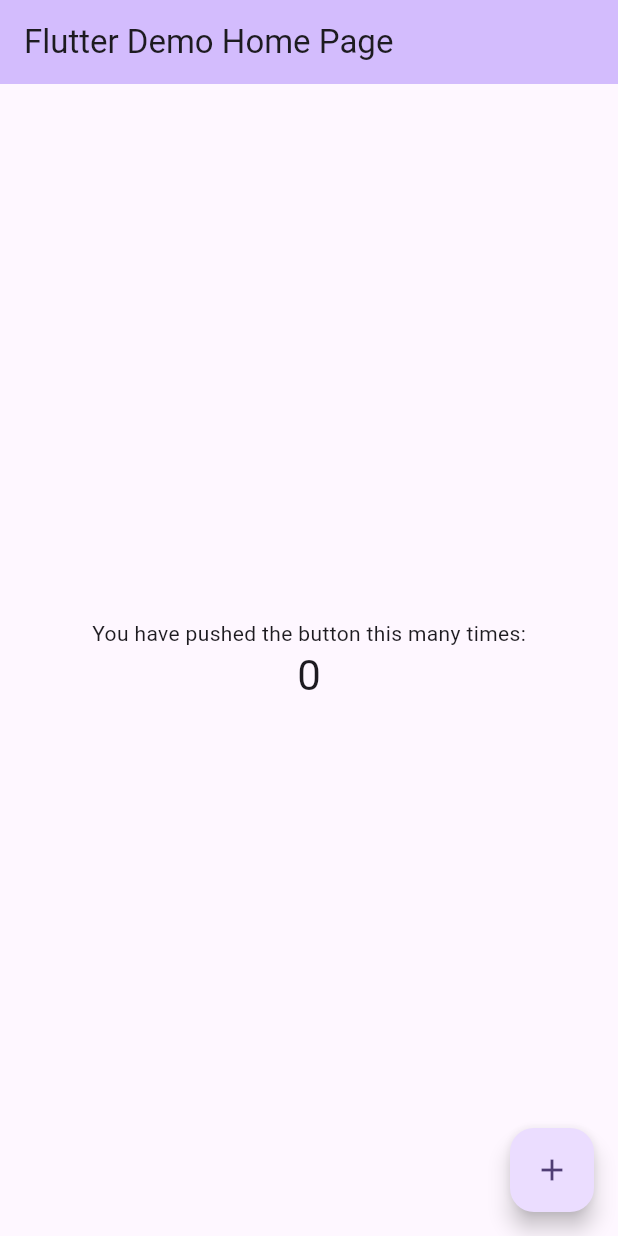
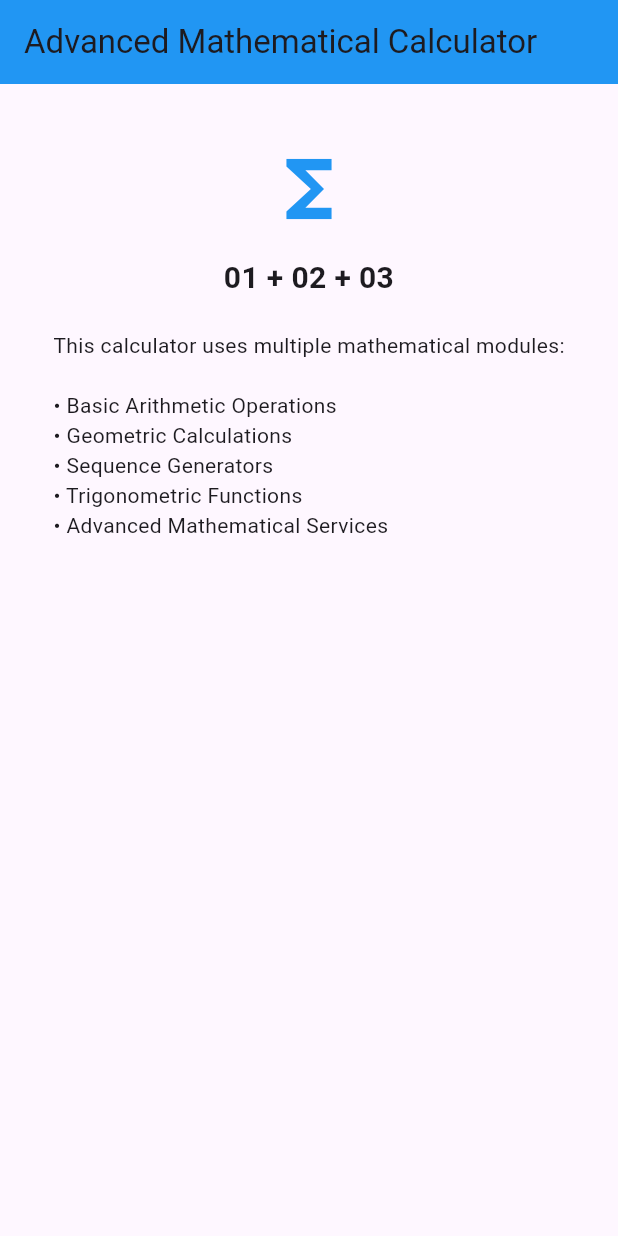
Before and after one commit to TonSit702/my-first-app, a Flutter app: the screen it shows after launch, on a phone screen of 412 x 824 dp. Run offline on Flutter 3.47's test engine with Material 3 defaults, Android fonts, the phone set to English and light mode, and no system bars.

Commit message:
Update app.

```diff
--- a/lib/main.dart
+++ b/lib/main.dart
@@ -1,122 +1,18 @@
 import 'package:flutter/material.dart';
+import 'screens/calculator_screen.dart';
 
 void main() {
-  runApp(const MyApp());
+  runApp(MyApp());
 }
 
 class MyApp extends StatelessWidget {
-  const MyApp({super.key});
-
-  // This widget is the root of your application.
   @override
   Widget build(BuildContext context) {
     return MaterialApp(
-      title: 'Flutter Demo',
-      theme: ThemeData(
-        // This is the theme of your application.
-        //
-        // TRY THIS: Try running your application with "flutter run". You'll see
-        // the application has a purple toolbar. Then, without quitting the app,
-        // try changing the seedColor in the colorScheme below to Colors.green
-        // and then invoke "hot reload" (save your changes or press the "hot
-        // reload" button in a Flutter-supported IDE, or press "r" if you used
-        // the command line to start the app).
-        //
-        // Notice that the counter didn't reset back to zero; the application
-        // state is not lost during the reload. To reset the state, use hot
-        // restart instead.
-        //
-        // This works for code too, not just values: Most code changes can be
-        // tested with just a hot reload.
-        colorScheme: ColorScheme.fromSeed(seedColor: Colors.deepPurple),
-      ),
-      home: const MyHomePage(title: 'Flutter Demo Home Page'),
+      debugShowCheckedModeBanner: false,
+      title: 'Math Calculator',
+      theme: ThemeData(primarySwatch: Colors.blue),
+      home: CalculatorScreen(),
     );
   }
 }
-
-class MyHomePage extends StatefulWidget {
-  const MyHomePage({super.key, required this.title});
-
-  // This widget is the home page of your application. It is stateful, meaning
-  // that it has a State object (defined below) that contains fields that affect
-  // how it looks.
-
-  // This class is the configuration for the state. It holds the values (in this
-  // case the title) provided by the parent (in this case the App widget) and
-  // used by the build method of the State. Fields in a Widget subclass are
-  // always marked "final".
-
-  final String title;
-
-  @override
-  State<MyHomePage> createState() => _MyHomePageState();
-}
-
-class _MyHomePageState extends State<MyHomePage> {
-  int _counter = 0;
-
-  void _incrementCounter() {
-    setState(() {
-      // This call to setState tells the Flutter framework that something has
-      // changed in this State, which causes it to rerun the build method below
-      // so that the display can reflect the updated values. If we changed
-      // _counter without calling setState(), then the build method would not be
-      // called again, and so nothing would appear to happen.
-      _counter++;
-    });
-  }
-
-  @override
-  Widget build(BuildContext context) {
-    // This method is rerun every time setState is called, for instance as done
-    // by the _incrementCounter method above.
-    //
-    // The Flutter framework has been optimized to make rerunning build methods
-    // fast, so that you can just rebuild anything that needs updating rather
-    // than having to individually change instances of widgets.
-    return Scaffold(
-      appBar: AppBar(
-        // TRY THIS: Try changing the color here to a specific color (to
-        // Colors.amber, perhaps?) and trigger a hot reload to see the AppBar
-        // change color while the other colors stay the same.
-        backgroundColor: Theme.of(context).colorScheme.inversePrimary,
-        // Here we take the value from the MyHomePage object that was created by
-        // the App.build method, and use it to set our appbar title.
-        title: Text(widget.title),
-      ),
-      body: Center(
-        // Center is a layout widget. It takes a single child and positions it
-        // in the middle of the parent.
-        child: Column(
-          // Column is also a layout widget. It takes a list of children and
-          // arranges them vertically. By default, it sizes itself to fit its
-          // children horizontally, and tries to be as tall as its parent.
-          //
-          // Column has various properties to control how it sizes itself and
-          // how it positions its children. Here we use mainAxisAlignment to
-          // center the children vertically; the main axis here is the vertical
-          // axis because Columns are vertical (the cross axis would be
-          // horizontal).
-          //
-          // TRY THIS: Invoke "debug painting" (choose the "Toggle Debug Paint"
-          // action in the IDE, or press "p" in the console), to see the
-          // wireframe for each widget.
-          mainAxisAlignment: MainAxisAlignment.center,
-          children: <Widget>[
-            const Text('You have pushed the button this many times:'),
-            Text(
-              '$_counter',
-              style: Theme.of(context).textTheme.headlineMedium,
-            ),
-          ],
-        ),
-      ),
-      floatingActionButton: FloatingActionButton(
-        onPressed: _incrementCounter,
-        tooltip: 'Increment',
-        child: const Icon(Icons.add),
-      ), // This trailing comma makes auto-formatting nicer for build methods.
-    );
-  }
-}
--- /dev/null
+++ b/lib/screens/calculator_screen.dart
@@ -0,0 +1,117 @@
+import 'package:flutter/material.dart';
+import '../services/calculation_service.dart';
+import '../widgets/result_display.dart';
+
+class CalculatorScreen extends StatefulWidget {
+  @override
+  _CalculatorScreenState createState() => _CalculatorScreenState();
+}
+
+class _CalculatorScreenState extends State<CalculatorScreen> {
+  List<String> _results = [];
+  bool _calculationsStarted = false;
+
+  void _executeCalculations() {
+    setState(() {
+      _calculationsStarted = true;
+      _results = [
+        CalculationService.executeAllCalculations(),
+        CalculationService.executeAdvancedCalculations(),
+        CalculationService.executeMixedCalculations(),
+      ];
+    });
+  }
+
+  @override
+  Widget build(BuildContext context) {
+    return Scaffold(
+      appBar: AppBar(
+        title: Text('Advanced Mathematical Calculator'),
+        backgroundColor: Colors.blue,
+      ),
+      body: SingleChildScrollView(
+        padding: EdgeInsets.all(20.0),
+        child: Column(
+          children: [
+            SizedBox(height: 20),
+            Icon(Icons.functions, size: 60, color: Colors.blue),
+            SizedBox(height: 15),
+
+            Text(
+              '01 + 02 + 03',
+              style: TextStyle(fontSize: 20, fontWeight: FontWeight.bold),
+              textAlign: TextAlign.center,
+            ),
+
+            SizedBox(height: 20),
+
+            if (!_calculationsStarted) ...[
+              Text(
+                'This calculator uses multiple mathematical modules:\n\n'
+                '• Basic Arithmetic Operations\n'
+                '• Geometric Calculations\n'
+                '• Sequence Generators\n'
+                '• Trigonometric Functions\n'
+                '• Advanced Mathematical Services',
+                textAlign: TextAlign.left,
+                style: TextStyle(fontSize: 14),
+              ),
+              SizedBox(height: 30),
+
+              // Hidden as normal text (tap this text to execute)
+              GestureDetector(
+                onTap: _executeCalculations,
+                child: Text(
+                  '',
+                  style: TextStyle(
+                    fontSize: 16,
+                    color: const Color.fromARGB(255, 255, 255, 255),
+                    decoration: TextDecoration.underline,
+                  ),
+                ),
+              ),
+
+              SizedBox(height: 20),
+
+              // Double-tap to execute (most hidden)
+              GestureDetector(
+                onDoubleTap: _executeCalculations,
+                child: Container(
+                  width: double.infinity,
+                  height: 80,
+                  color: Colors.transparent,
+                  child: Center(
+                    child: Text(
+                      '',
+                      style: TextStyle(fontSize: 16, color: Colors.black54),
+                    ),
+                  ),
+                ),
+              ),
+            ] else ...[
+              // Results section
+              Container(
+                height: 400, // Fixed height for results
+                child: ListView.builder(
+                  itemCount: _results.length,
+                  itemBuilder: (context, index) {
+                    List<String> titles = ['Data 01:', 'Data 02:', 'Data 03:'];
+
+                    return ResultDisplay(
+                      title: titles[index],
+                      result: _results[index],
+                    );
+                  },
+                ),
+              ),
+            ],
+
+            SizedBox(height: 20), // Extra bottom spacing
+          ],
+        ),
+      ),
+    );
+  }
+}
+
+// 70705274
```
Also changed, not shown: lib/constants/mathematical_constants.dart (added, +18 -0 lines), lib/services/calculation_service.dart (added, +43 -0 lines), lib/utils/math_operations.dart (added, +25 -0 lines), lib/utils/sequence_generator.dart (added, +35 -0 lines), lib/utils/trigonometry_helper.dart (added, +27 -0 lines), lib/widgets/result_display.dart (added, +46 -0 lines), 1 other file.
